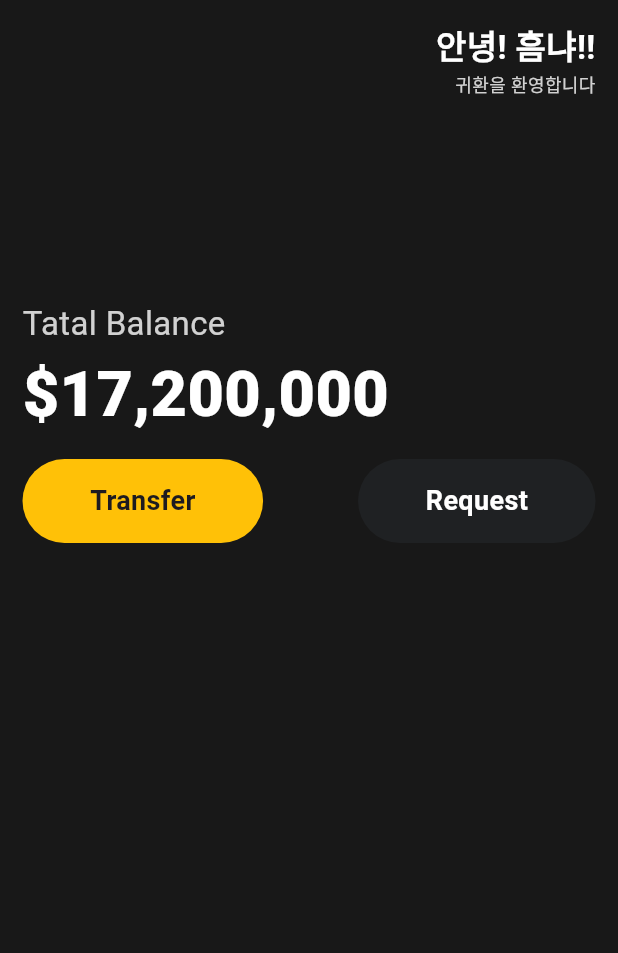
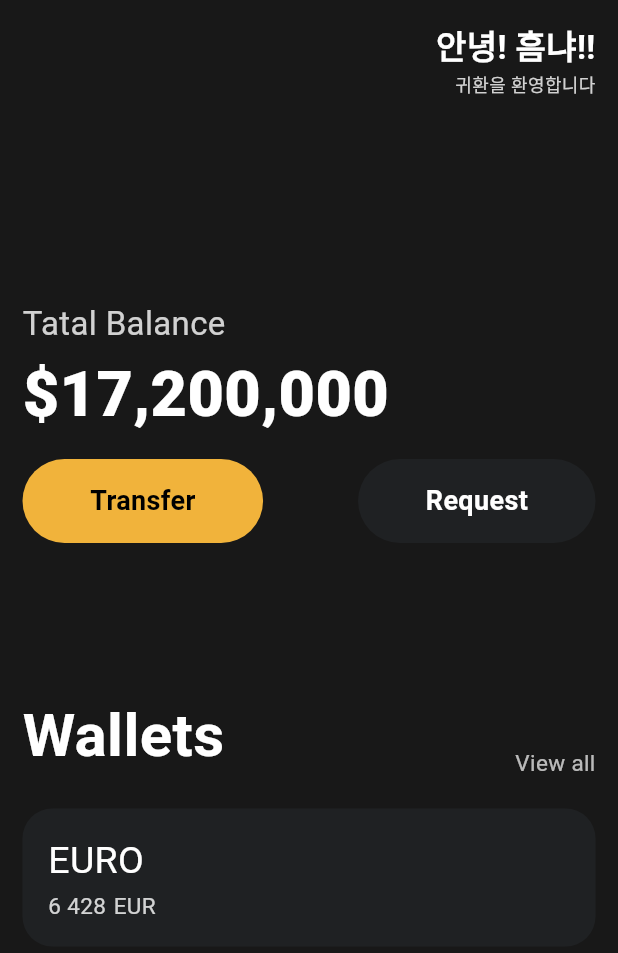
Before and after one commit to HumNya-Games/MO1, a Flutter app: the screen it shows after launch, on a phone screen of 412 x 824 dp. Shown: the top 953 px of the screen. Run offline on Flutter 3.47's test engine with Material 3 defaults, Android fonts, the phone set to English and light mode, and no system bars.

Commit message:
강의 3.6완료 하단 메뉴 아이콘 전까지

```diff
--- a/toonflix/lib/main.dart
+++ b/toonflix/lib/main.dart
@@ -1,4 +1,5 @@
 import 'package:flutter/material.dart';
+import 'package:toonflix/widgets/button.dart';
 
 void main() {
   runApp(const App());
@@ -62,49 +63,86 @@ class App extends StatelessWidget {
                 ),
               ),
               const SizedBox(height: 13),
-              Row(
+              const Row(
                 mainAxisAlignment: MainAxisAlignment.spaceBetween,
                 children: [
-                  Container(
-                    decoration: BoxDecoration(
-                      color: Colors.amber,
-                      borderRadius: BorderRadius.circular(40),
-                    ),
-                    child: const Padding(
-                      padding: EdgeInsets.symmetric(
-                        vertical: 15,
-                        horizontal: 45,
-                      ),
-                      child: Text(
-                        'Transfer',
-                        style: TextStyle(
-                          fontSize: 18,
-                          fontWeight: FontWeight.w700,
-                        ),
-                      ),
+                  Button(
+                    text: 'Transfer',
+                    bgColor: Color(0xFFF1B33B),
+                    textColor: Colors.black,
+                  ),
+                  Button(
+                    text: 'Request',
+                    bgColor: Color(0xFF1F2123),
+                    textColor: Colors.white,
+                  ),
+                ],
+              ),
+              const SizedBox(height: 100),
+              Row(
+                crossAxisAlignment: CrossAxisAlignment.end,
+                mainAxisAlignment: MainAxisAlignment.spaceBetween,
+                children: [
+                  const Text(
+                    'Wallets',
+                    style: TextStyle(
+                      fontSize: 40,
+                      fontWeight: FontWeight.w700,
+                      color: Colors.white,
                     ),
                   ),
-                  Container(
-                    decoration: BoxDecoration(
-                      color: const Color(0xFF1F2123),
-                      borderRadius: BorderRadius.circular(40),
-                    ),
-                    child: const Padding(
-                      padding: EdgeInsets.symmetric(
-                        vertical: 15,
-                        horizontal: 45,
-                      ),
-                      child: Text(
-                        'Request',
-                        style: TextStyle(
-                          color: Colors.white,
-                          fontSize: 18,
-                          fontWeight: FontWeight.w700,
-                        ),
-                      ),
+                  Text(
+                    'View all',
+                    style: TextStyle(
+                      fontSize: 15,
+                      fontWeight: FontWeight.w400,
+                      color: Colors.white.withValues(alpha: 0.7),
                     ),
                   ),
                 ],
+              ),
+              const SizedBox(height: 20),
+              Container(
+                decoration: const BoxDecoration(
+                  color: Color(0xFF1F2123),
+                  borderRadius: BorderRadiusGeometry.all(Radius.circular(20)),
+                ),
+                child: Padding(
+                  padding: const EdgeInsets.all(17.0),
+                  child: Row(
+                    children: [
+                      Column(
+                        crossAxisAlignment: CrossAxisAlignment.start,
+                        children: [
+                          const Text(
+                            "EURO",
+                            style: TextStyle(color: Colors.white, fontSize: 25),
+                          ),
+                          const SizedBox(height: 1),
+                          Row(
+                            children: [
+                              Text(
+                                '6 428',
+                                style: TextStyle(
+                                  color: Colors.white.withValues(alpha: 0.8),
+                                  fontSize: 15,
+                                ),
+                              ),
+                              const SizedBox(width: 5),
+                              Text(
+                                'EUR',
+                                style: TextStyle(
+                                  color: Colors.white.withValues(alpha: 0.8),
+                                  fontSize: 15,
+                                ),
+                              ),
+                            ],
+                          ),
+                        ],
+                      ),
+                    ],
+                  ),
+                ),
               ),
             ],
           ),
```
